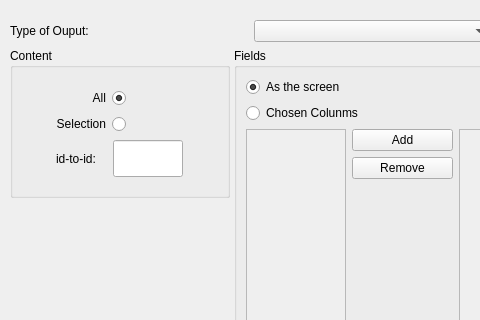
Qt form src/wizzardexport/wizzardexport.ui (obiwankennedy/audioPlayer) before a commit; both pictures show x 0 to 480 and y 0 to 320 of the 583 by 410 pixel window.
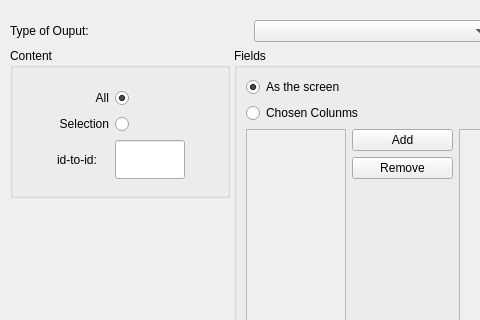
The same form after that commit. Icons and pictures are not drawn.

What changed in the file:
```diff
--- a/src/wizzardexport/wizzardexport.ui
+++ b/src/wizzardexport/wizzardexport.ui
@@ -24,11 +24,11 @@
      <height>381</height>
     </rect>
    </property>
-   <layout class="QVBoxLayout" >
+   <layout class="QVBoxLayout" name="layout1">
     <item>
-     <layout class="QVBoxLayout" >
+     <layout class="QVBoxLayout" name="layout2">
       <item>
-       <layout class="QHBoxLayout" >
+       <layout class="QHBoxLayout" name="layout3">
         <item>
          <widget class="QLabel" name="label" >
           <property name="text" >
@@ -43,14 +43,14 @@
          <widget class="QComboBox" name="cbtypeofoutput" />
         </item>
         <item>
-         <spacer>
-          <property name="orientation" >
+         <spacer name="spacer">
+          <property name="orientation">
            <enum>Qt::Horizontal</enum>
           </property>
-          <property name="sizeType" >
+          <property name="sizeType">
            <enum>QSizePolicy::Fixed</enum>
           </property>
-          <property name="sizeHint" >
+          <property name="sizeHint" stdset="0">
            <size>
             <width>80</width>
             <height>20</height>
@@ -61,19 +61,19 @@
        </layout>
       </item>
       <item>
-       <layout class="QHBoxLayout" >
-        <property name="spacing" >
+       <layout class="QHBoxLayout" name="layout4">
+        <property name="spacing">
          <number>4</number>
         </property>
         <item>
-         <layout class="QVBoxLayout" >
-          <property name="spacing" >
+         <layout class="QVBoxLayout" name="layout5">
+          <property name="spacing">
            <number>0</number>
           </property>
           <item>
-           <widget class="QGroupBox" name="groupBox" >
-            <property name="sizePolicy" >
-             <sizepolicy vsizetype="Preferred" hsizetype="Preferred" >
+           <widget class="QGroupBox" name="groupBox">
+            <property name="sizePolicy">
+             <sizepolicy hsizetype="Preferred" vsizetype="Preferred">
               <horstretch>0</horstretch>
               <verstretch>0</verstretch>
              </sizepolicy>
@@ -96,21 +96,21 @@
             <property name="title" >
              <string>Content</string>
             </property>
-            <widget class="QWidget" name="layoutWidget" >
-             <property name="geometry" >
+            <widget class="QWidget" name="layoutWidget">
+             <property name="geometry">
               <rect>
                <x>20</x>
                <y>40</y>
-               <width>171</width>
-               <height>89</height>
+               <width>174</width>
+               <height>91</height>
               </rect>
              </property>
-             <layout class="QVBoxLayout" >
+             <layout class="QVBoxLayout" name="layout7">
               <item>
-               <layout class="QHBoxLayout" >
+               <layout class="QHBoxLayout" name="layout8">
                 <item>
-                 <widget class="QRadioButton" name="rbAll" >
-                  <property name="maximumSize" >
+                 <widget class="QRadioButton" name="rbAll">
+                  <property name="maximumSize">
                    <size>
                     <width>167</width>
                     <height>16777215</height>
@@ -128,14 +128,14 @@
                  </widget>
                 </item>
                 <item>
-                 <spacer>
-                  <property name="orientation" >
+                 <spacer name="s3">
+                  <property name="orientation">
                    <enum>Qt::Horizontal</enum>
                   </property>
-                  <property name="sizeType" >
+                  <property name="sizeType">
                    <enum>QSizePolicy::Fixed</enum>
                   </property>
-                  <property name="sizeHint" >
+                  <property name="sizeHint" stdset="0">
                    <size>
                     <width>75</width>
                     <height>20</height>
@@ -146,10 +146,10 @@
                </layout>
               </item>
               <item>
-               <layout class="QHBoxLayout" >
+               <layout class="QHBoxLayout" name="layout9">
                 <item>
-                 <widget class="QRadioButton" name="rbSelected" >
-                  <property name="maximumSize" >
+                 <widget class="QRadioButton" name="rbSelected">
+                  <property name="maximumSize">
                    <size>
                     <width>167</width>
                     <height>16777215</height>
@@ -164,14 +164,14 @@
                  </widget>
                 </item>
                 <item>
-                 <spacer>
-                  <property name="orientation" >
+                 <spacer name="s4">
+                  <property name="orientation">
                    <enum>Qt::Horizontal</enum>
                   </property>
-                  <property name="sizeType" >
+                  <property name="sizeType">
                    <enum>QSizePolicy::Fixed</enum>
                   </property>
-                  <property name="sizeHint" >
+                  <property name="sizeHint" stdset="0">
                    <size>
                     <width>75</width>
                     <height>20</height>
@@ -182,17 +182,17 @@
                </layout>
               </item>
               <item>
-               <layout class="QHBoxLayout" >
-                <property name="spacing" >
+               <layout class="QHBoxLayout" name="layout10">
+                <property name="spacing">
                  <number>0</number>
                 </property>
-                <property name="leftMargin" >
+                <property name="leftMargin">
                  <number>9</number>
                 </property>
                 <item>
-                 <widget class="QLabel" name="label_2" >
-                  <property name="sizePolicy" >
-                   <sizepolicy vsizetype="Preferred" hsizetype="Fixed" >
+                 <widget class="QLabel" name="label_2">
+                  <property name="sizePolicy">
+                   <sizepolicy hsizetype="Fixed" vsizetype="Preferred">
                     <horstretch>0</horstretch>
                     <verstretch>0</verstretch>
                    </sizepolicy>
@@ -206,9 +206,9 @@
                  </widget>
                 </item>
                 <item>
-                 <widget class="QLineEdit" name="idtoidfield" >
-                  <property name="sizePolicy" >
-                   <sizepolicy vsizetype="Preferred" hsizetype="Fixed" >
+                 <widget class="QLineEdit" name="idtoidfield">
+                  <property name="sizePolicy">
+                   <sizepolicy hsizetype="Fixed" vsizetype="Preferred">
                     <horstretch>0</horstretch>
                     <verstretch>0</verstretch>
                    </sizepolicy>
@@ -231,19 +231,19 @@
            </widget>
           </item>
           <item>
-           <layout class="QHBoxLayout" >
-            <property name="spacing" >
+           <layout class="QHBoxLayout" name="layout6">
+            <property name="spacing">
              <number>0</number>
             </property>
             <item>
-             <spacer>
-              <property name="orientation" >
+             <spacer name="s1">
+              <property name="orientation">
                <enum>Qt::Vertical</enum>
               </property>
-              <property name="sizeType" >
+              <property name="sizeType">
                <enum>QSizePolicy::MinimumExpanding</enum>
               </property>
-              <property name="sizeHint" >
+              <property name="sizeHint" stdset="0">
                <size>
                 <width>20</width>
                 <height>67</height>
@@ -252,14 +252,14 @@
              </spacer>
             </item>
             <item>
-             <spacer>
-              <property name="orientation" >
+             <spacer name="s2">
+              <property name="orientation">
                <enum>Qt::Horizontal</enum>
               </property>
-              <property name="sizeType" >
+              <property name="sizeType">
                <enum>QSizePolicy::Fixed</enum>
               </property>
-              <property name="sizeHint" >
+              <property name="sizeHint" stdset="0">
                <size>
                 <width>107</width>
                 <height>72</height>
@@ -416,13 +416,13 @@
      </layout>
     </item>
     <item>
-     <layout class="QHBoxLayout" >
+     <layout class="QHBoxLayout" name="layout16">
       <item>
-       <spacer>
-        <property name="orientation" >
+       <spacer name="layout17">
+        <property name="orientation">
          <enum>Qt::Horizontal</enum>
         </property>
-        <property name="sizeHint" >
+        <property name="sizeHint" stdset="0">
          <size>
           <width>171</width>
           <height>20</height>
@@ -441,11 +441,11 @@
        </widget>
       </item>
       <item>
-       <spacer>
-        <property name="orientation" >
+       <spacer name="layout18">
+        <property name="orientation">
          <enum>Qt::Horizontal</enum>
         </property>
-        <property name="sizeHint" >
+        <property name="sizeHint" stdset="0">
          <size>
           <width>171</width>
           <height>20</height>
```
Left out of the diff: 179 changed lines with no effect on the pictures.
